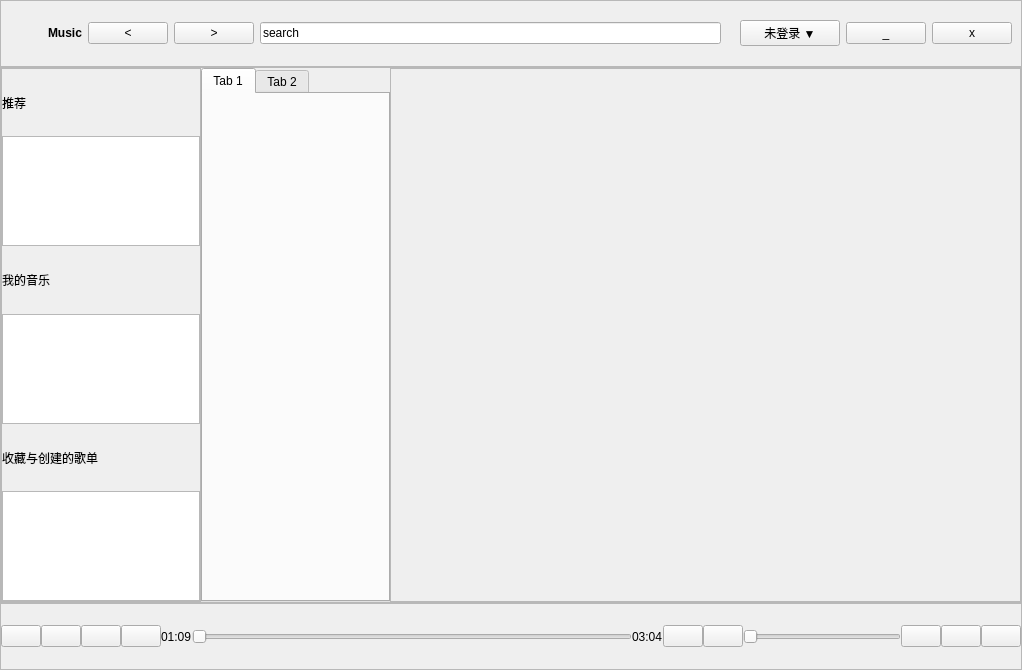
Old version of the form mainwindow.ui in the repository malik1988/MusicPlayer.
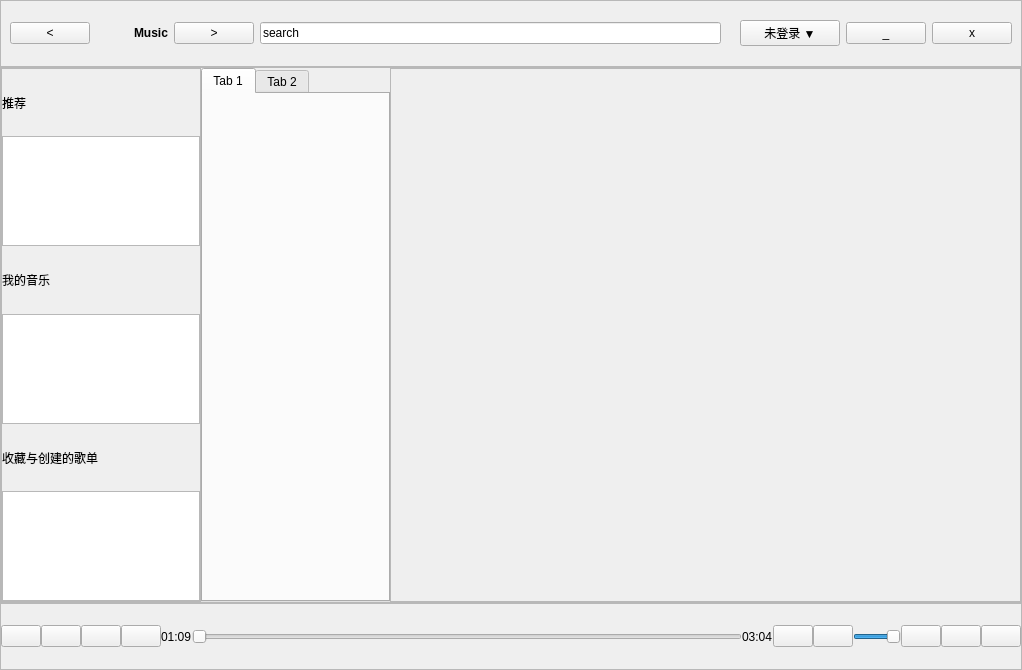
New version of the form.

```diff
--- a/mainwindow.ui
+++ b/mainwindow.ui
@@ -49,6 +49,16 @@
         <enum>QFrame::Raised</enum>
        </property>
        <layout class="QHBoxLayout" name="horizontalLayout_3">
+        <item>
+         <widget class="QPushButton" name="prev_Button">
+          <property name="toolTip">
+           <string>返回</string>
+          </property>
+          <property name="text">
+           <string>&lt;</string>
+          </property>
+         </widget>
+        </item>
         <item>
          <widget class="QLabel" name="logoLabel">
           <property name="minimumSize">
@@ -78,16 +88,6 @@
           </property>
          </widget>
         </item>
-        <item>
-         <widget class="QPushButton" name="prev_Button">
-          <property name="toolTip">
-           <string>返回</string>
-          </property>
-          <property name="text">
-           <string>&lt;</string>
-          </property>
-         </widget>
-        </item>
         <item>
          <widget class="QPushButton" name="next_Button">
           <property name="toolTip">
@@ -417,7 +417,7 @@
          <widget class="QSlider" name="timeSlider">
           <property name="minimumSize">
            <size>
-            <width>440</width>
+            <width>550</width>
             <height>5</height>
            </size>
           </property>
@@ -455,6 +455,18 @@
         </item>
         <item>
          <widget class="QSlider" name="volumeSlider">
+          <property name="sizePolicy">
+           <sizepolicy hsizetype="Expanding" vsizetype="Fixed">
+            <horstretch>0</horstretch>
+            <verstretch>0</verstretch>
+           </sizepolicy>
+          </property>
+          <property name="maximum">
+           <number>100</number>
+          </property>
+          <property name="value">
+           <number>100</number>
+          </property>
           <property name="orientation">
            <enum>Qt::Horizontal</enum>
           </property>
```
Left out of the diff: 72 changed lines with no effect on the pictures.
